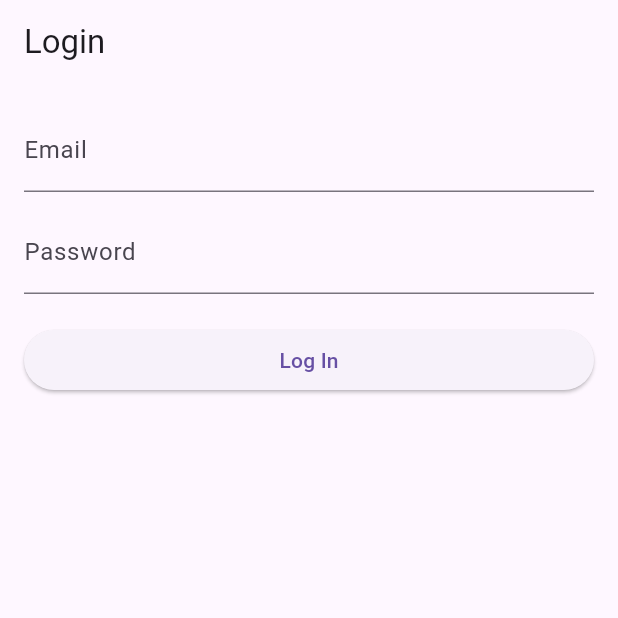
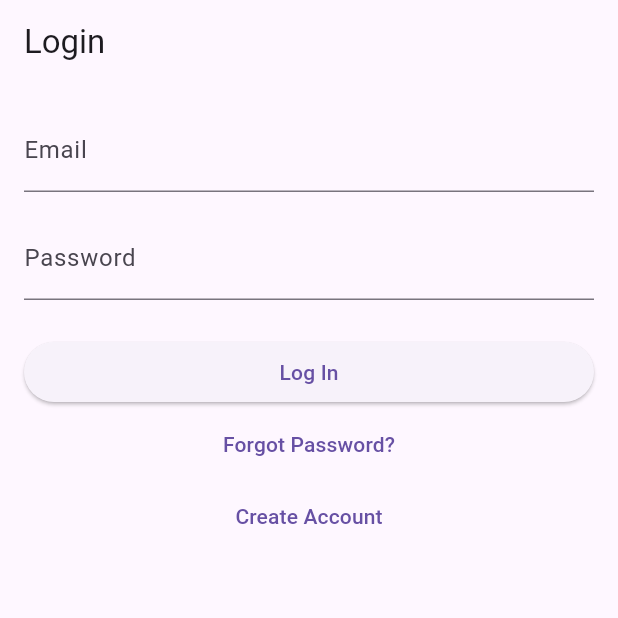
Before and after one commit to scscot/tbp_git, a Flutter app: the screen it shows after launch, on a phone screen of 412 x 824 dp, the top half of it. Run offline on Flutter 3.47's test engine with Material 3 defaults, Android fonts, the phone set to English and light mode, and no system bars; missing offline and left inert: firebase_auth_rest; accounts and stored records are empty.

Commit message:
Major screens dart updates and Xcode fix

```diff
--- a/lib/main.dart
+++ b/lib/main.dart
@@ -2,7 +2,7 @@
 
 import 'package:flutter/material.dart';
 import 'screens/login_screen.dart';
-import 'screens/dashboard_screen_v2.dart';
+import 'screens/dashboard_screen.dart';
 import 'screens/profile_screen.dart';
 import 'services/session_manager.dart';
 
@@ -37,7 +37,7 @@ class EntryPoint extends StatelessWidget {
       // Placeholder for profile completion screen if needed
       return const ProfileScreen();
     } else {
-      return const DashboardScreenV2();
+      return const DashboardScreen();
     }
   }
 }
--- a/lib/screens/dashboard_screen_v2.dart
+++ b/lib/screens/dashboard_screen.dart
@@ -1,4 +1,4 @@
-// PATCHED: dashboard_screen_v2.dart (removes outdated authService param)
+// PATCHED: dashboard_screen.dart (removes outdated authService param)
 
 import 'package:flutter/material.dart';
 import '../services/session_manager.dart';
@@ -6,8 +6,8 @@ import '../models/user_model.dart';
 import 'profile_screen.dart';
 import 'downline_team_screen.dart';
 
-class DashboardScreenV2 extends StatelessWidget {
-  const DashboardScreenV2({Key? key}) : super(key: key);
+class DashboardScreen extends StatelessWidget {
+  const DashboardScreen({Key? key}) : super(key: key);
 
   @override
   Widget build(BuildContext context) {
--- a/lib/screens/login_screen.dart
+++ b/lib/screens/login_screen.dart
@@ -1,49 +1,66 @@
-// PATCHED: login_screen.dart (removes required authService param)
+// FINAL PATCHED: login_screen.dart — Includes registration + dashboard logic
 
 import 'package:flutter/material.dart';
+import 'new_registration_screen.dart';
 import '../services/auth_service.dart';
-import '../services/session_manager.dart';
-import '../models/user_model.dart';
-import 'dashboard_screen_v2.dart';
+import '../services/firestore_service.dart';
+import 'dashboard_screen.dart';
 
 class LoginScreen extends StatefulWidget {
-  const LoginScreen({Key? key}) : super(key: key);
+  const LoginScreen({super.key});
 
   @override
   State<LoginScreen> createState() => _LoginScreenState();
 }
 
 class _LoginScreenState extends State<LoginScreen> {
-  final TextEditingController _emailController = TextEditingController();
-  final TextEditingController _passwordController = TextEditingController();
-  bool _isLoading = false;
-  String? _errorMessage;
+  final TextEditingController emailController = TextEditingController();
+  final TextEditingController passwordController = TextEditingController();
+  final AuthService authService = AuthService();
+  final FirestoreService firestoreService = FirestoreService();
+
+  bool isLoading = false;
+  String? errorMessage;
 
   Future<void> _login() async {
     setState(() {
-      _isLoading = true;
-      _errorMessage = null;
+      isLoading = true;
+      errorMessage = null;
     });
 
-    final email = _emailController.text.trim();
-    final password = _passwordController.text.trim();
+    try {
+      final user = await authService.signInWithEmailAndPassword(
+        emailController.text.trim(),
+        passwordController.text.trim(),
+      );
 
-    try {
-      final user = await AuthService().signInWithEmailAndPassword(email, password);
       if (user != null) {
-        SessionManager.instance.currentUser = user;
         Navigator.pushReplacement(
           context,
-          MaterialPageRoute(builder: (_) => const DashboardScreenV2()),
+          MaterialPageRoute(builder: (_) => DashboardScreen()),
         );
-      } else {
-        setState(() => _errorMessage = 'Login failed.');
       }
     } catch (e) {
-      setState(() => _errorMessage = e.toString());
+      setState(() {
+        errorMessage = e.toString();
+      });
     } finally {
-      setState(() => _isLoading = false);
+      setState(() {
+        isLoading = false;
+      });
     }
+  }
+
+  void _navigateToRegister() {
+    Navigator.push(
+      context,
+      MaterialPageRoute(
+        builder: (_) => NewRegistrationScreen(
+          authService: authService,
+          firestoreService: firestoreService,
+        ),
+      ),
+    );
   }
 
   @override
@@ -56,25 +73,39 @@ class _LoginScreenState extends State<LoginScreen> {
           crossAxisAlignment: CrossAxisAlignment.stretch,
           children: [
             TextField(
-              controller: _emailController,
+              controller: emailController,
               decoration: const InputDecoration(labelText: 'Email'),
+              keyboardType: TextInputType.emailAddress,
             ),
-            const SizedBox(height: 12),
+            const SizedBox(height: 16),
             TextField(
-              controller: _passwordController,
+              controller: passwordController,
               decoration: const InputDecoration(labelText: 'Password'),
               obscureText: true,
             ),
-            const SizedBox(height: 20),
-            if (_isLoading) const Center(child: CircularProgressIndicator()),
-            if (_errorMessage != null) ...[
-              Text(_errorMessage!, style: const TextStyle(color: Colors.red)),
-              const SizedBox(height: 12),
-            ],
+            const SizedBox(height: 24),
             ElevatedButton(
-              onPressed: _isLoading ? null : _login,
-              child: const Text('Log In'),
+              onPressed: isLoading ? null : _login,
+              child: isLoading
+                  ? const CircularProgressIndicator(color: Colors.white)
+                  : const Text('Log In'),
             ),
+            TextButton(
+              onPressed: () {},
+              child: const Text('Forgot Password?'),
+            ),
+            TextButton(
+              onPressed: _navigateToRegister,
+              child: const Text('Create Account'),
+            ),
+            if (errorMessage != null)
+              Padding(
+                padding: const EdgeInsets.only(top: 20),
+                child: Text(
+                  errorMessage!,
+                  style: const TextStyle(color: Colors.red),
+                ),
+              ),
           ],
         ),
       ),
--- a/lib/screens/new_registration_screen.dart
+++ b/lib/screens/new_registration_screen.dart
@@ -1,7 +1,7 @@
 import 'package:flutter/material.dart';
 import 'package:intl/intl.dart';
-import 'package:teambuild/services/auth_service.dart';
-import 'package:teambuild/services/firestore_service.dart';
+import '../services/auth_service.dart';
+import '../services/firestore_service.dart';
 
 class NewRegistrationScreen extends StatefulWidget {
   final AuthService authService;
--- a/lib/screens/onboarding_screen.dart
+++ b/lib/screens/onboarding_screen.dart
@@ -1,9 +1,9 @@
 // PATCHED: onboarding_screen.dart (removes outdated authService param)
 
 import 'package:flutter/material.dart';
-import 'package:teambuild/screens/login_screen.dart';
-import 'package:teambuild/screens/new_registration_screen.dart';
-import 'package:teambuild/services/firestore_service.dart';
+import 'login_screen.dart';
+import 'new_registration_screen.dart';
+import '../services/firestore_service.dart';
 
 class OnboardingScreen extends StatefulWidget {
   const OnboardingScreen({super.key});
```
Also changed, not shown: lib/screens/sign_in_screen.dart (+4 -4 lines), lib/services/auth_service.dart (+8 -3 lines), lib/services/firestore_service.dart (+72 -22 lines), 2 other files.
